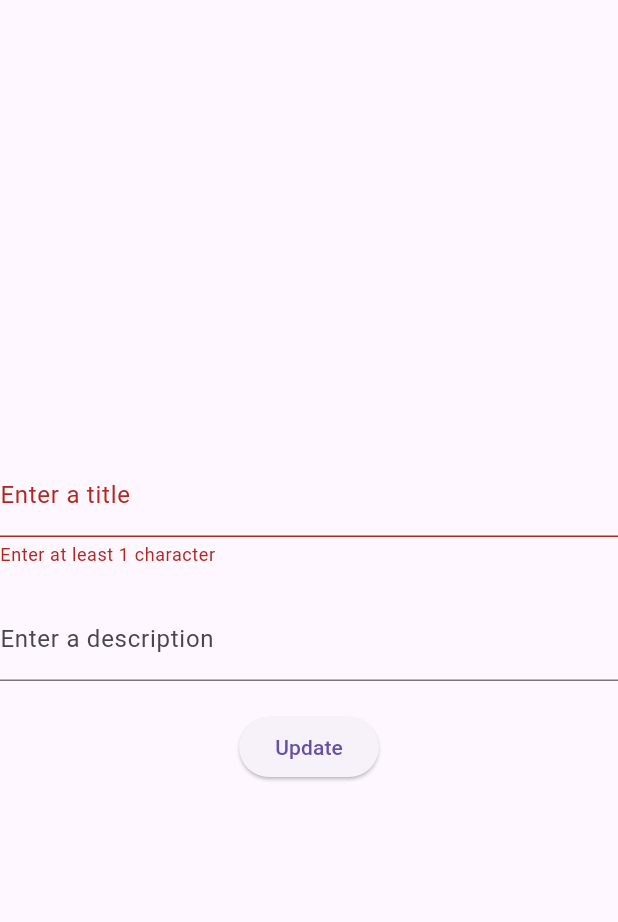
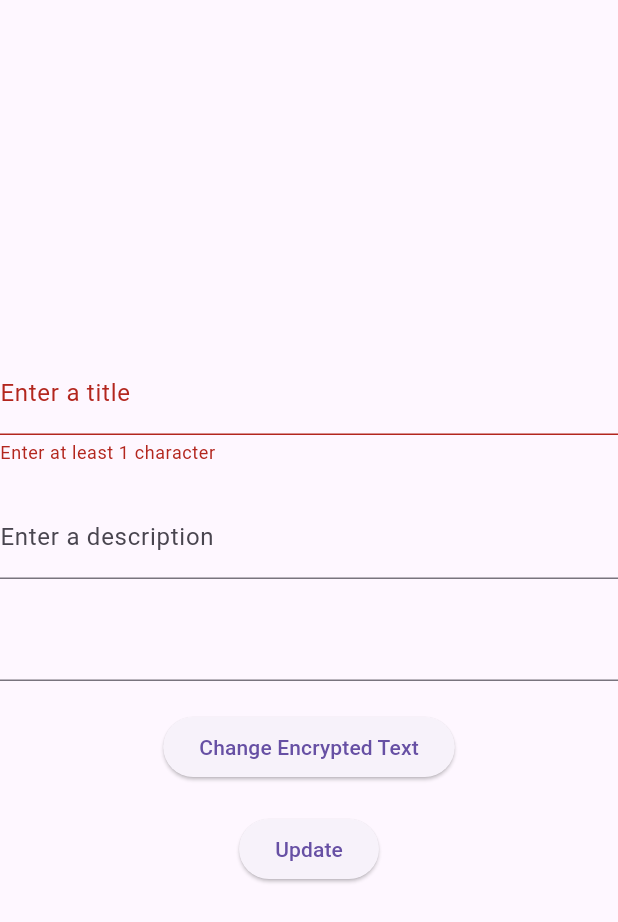
Before and after one commit to willotavio/enc-flutter, a Flutter app: the EditEncryptedText widget shown alone on an empty page, opened directly with empty values, after a tap on "Update", on a phone screen of 412 x 824 dp. Shown: the top 922 px of the screen. Run offline on Flutter 3.47's test engine with Material 3 defaults, Android fonts, the phone set to English and light mode, and no system bars; our stand-ins replace sqflite; missing offline and left inert: pointycastle; accounts and stored records are empty.

Commit message:
Add EncryptTextForm widget and add it to EditEncryptedText

```diff
--- a/lib/widgets/encrypted_texts/edit_encrypted_text.dart
+++ b/lib/widgets/encrypted_texts/edit_encrypted_text.dart
@@ -1,5 +1,6 @@
 import 'package:enc_flutter/services/encrypted_text/encrypted_text.dart';
 import 'package:enc_flutter/services/encrypted_text/encrypted_text_service.dart';
+import 'package:enc_flutter/widgets/encrypt_text_form.dart';
 import 'package:flutter/material.dart';
 
 class EditEncryptedText extends StatefulWidget {
@@ -13,6 +14,7 @@ class EditEncryptedText extends StatefulWidget {
 class _EditEncryptedTextState extends State<EditEncryptedText> {
   TextEditingController _title = TextEditingController();
   TextEditingController _description = TextEditingController();
+  TextEditingController _encryptedText = TextEditingController();
   var _formKey = GlobalKey<FormState>();
 
   @override
@@ -22,6 +24,7 @@ class _EditEncryptedTextState extends State<EditEncryptedText> {
     if(widget.encryptedText.description != null) {
       _description.text = widget.encryptedText.description!;
     }
+    _encryptedText.text = widget.encryptedText.encryptedText;
   }
 
   @override
@@ -51,14 +54,51 @@ class _EditEncryptedTextState extends State<EditEncryptedText> {
             ),
           ),
           SizedBox(height: 20),
+          TextFormField(
+            controller: _encryptedText,
+            readOnly: true,
+          ),
+          SizedBox(height: 20),
+          ElevatedButton(
+            onPressed: () {
+              showDialog(
+                context: context,
+                builder: (context) {
+                  return Dialog(
+                    child: Container(
+                      height: 600,
+                      child: Padding(
+                        padding: const EdgeInsets.all(40.0),
+                        child: EncryptTextForm(encryptedResult: widget.encryptedText.encryptedText, onSaveEncryptedText: (String text) {
+                          _encryptedText.text = text;
+                        }),
+                      ),
+                    ),
+                  );
+                }
+              );
+            },
+            child: Text("Change Encrypted Text"),
+          ),
+          SizedBox(height: 20),
           ElevatedButton(
             onPressed: () async {
               if(_formKey.currentState!.validate()) {
-                await EncryptedTextService.updateEncryptedText(widget.encryptedText.id, _title.text, _description.text, null);
-                if(widget.onUpdateEncryptedText != null) {
-                  widget.onUpdateEncryptedText!();
+                bool result = await EncryptedTextService.updateEncryptedText(widget.encryptedText.id, _title.text, _description.text, _encryptedText.text);
+                if(result) {
+                  if(widget.onUpdateEncryptedText != null) {
+                    widget.onUpdateEncryptedText!();
+                  }
+                  ScaffoldMessenger.of(context).showSnackBar(
+                    SnackBar(
+                      content: Text("Saved (/•v-)/"),
+                      duration: Duration(seconds: 1),
+                      dismissDirection: DismissDirection.horizontal,
+                      showCloseIcon: true,
+                    ),
+                  );
+                  Navigator.of(context).pop();
                 }
-                Navigator.of(context).pop();
               }
             },
             child: Text("Update"),
--- a/lib/widgets/encrypted_texts/encrypted_texts_list.dart
+++ b/lib/widgets/encrypted_texts/encrypted_texts_list.dart
@@ -37,7 +37,10 @@ class _EncryptedTextsListState extends State<EncryptedTextsList>{
                       context: context,
                       builder: (context) {
                         return Dialog(
-                          child: DecryptionForm(encryptedText: snapshot.data![index].encryptedText),
+                          child: Container(
+                            height: 600,
+                            child: DecryptionForm(encryptedText: snapshot.data![index].encryptedText)
+                          ),
                         );
                       }
                     );
```
Also changed, not shown: lib/widgets/encrypt_text_form.dart (added, +104 -0 lines).
